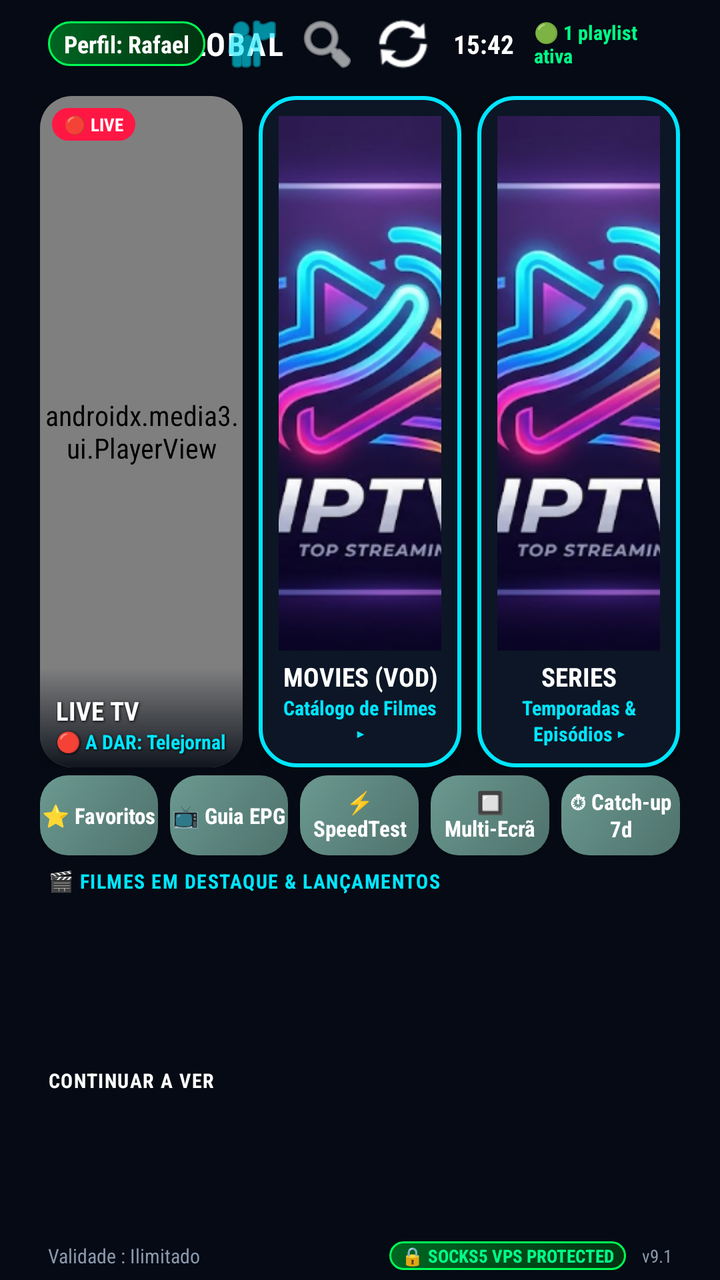
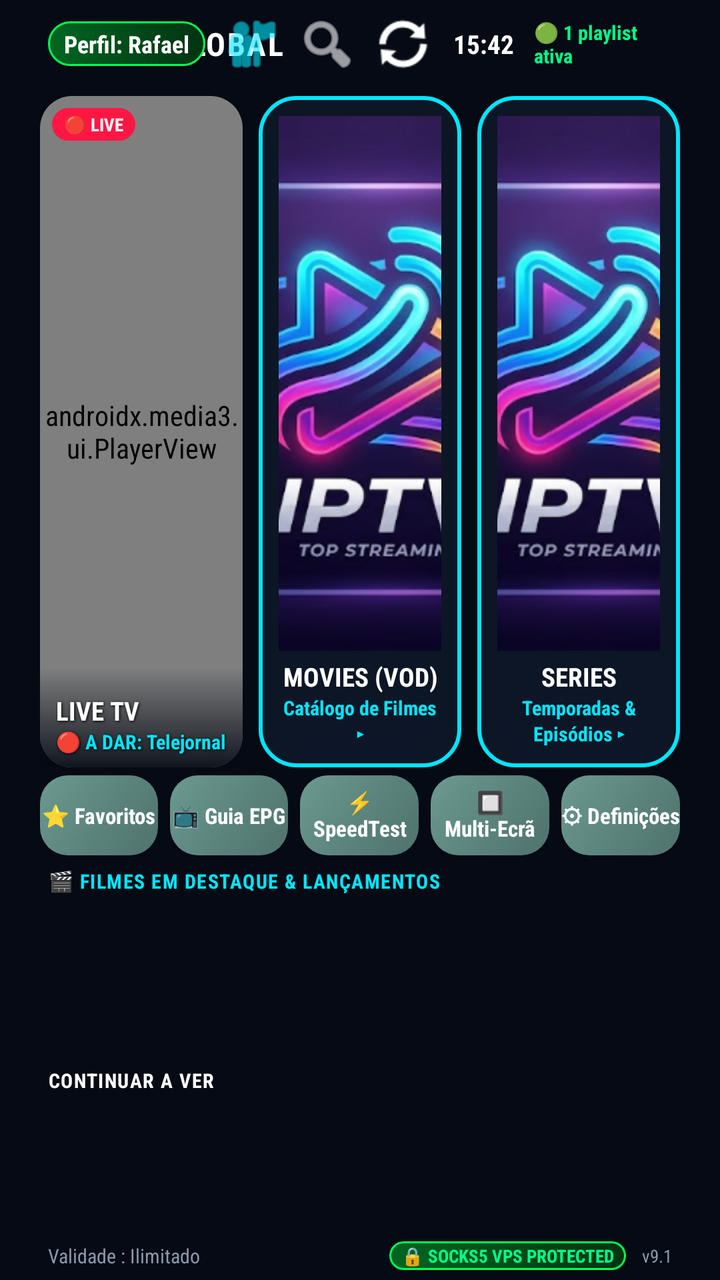

An Android layout rendered at two revisions. The XML below is the earlier revision; the diff shows what the commit changed to produce the second picture.
<!-- AndroidManifest.xml: application theme AppTheme -->
<!-- res/layout/activity_main.xml -->
<?xml version="1.0" encoding="utf-8"?>
<LinearLayout xmlns:android="http://schemas.android.com/apk/res/android"
    xmlns:app="http://schemas.android.com/apk/res-auto"
    xmlns:tools="http://schemas.android.com/tools"
    android:layout_width="match_parent"
    android:layout_height="match_parent"
    android:orientation="vertical"
    android:background="#050A14"
    tools:context=".MainActivity">

    
    <ImageView
        android:id="@+id/ivMainBackgroundBlur"
        android:layout_width="match_parent"
        android:layout_height="match_parent"
        android:scaleType="centerCrop"
        android:alpha="0.2"
        android:src="@drawable/logo"
        android:visibility="gone"/>

    
    <RelativeLayout
        android:id="@+id/headerBar"
        android:layout_width="match_parent"
        android:layout_height="44dp"
        android:paddingHorizontal="24dp">

        <LinearLayout
            android:id="@+id/llHeaderLogo"
            android:layout_width="wrap_content"
            android:layout_height="wrap_content"
            android:layout_centerVertical="true"
            android:orientation="horizontal"
            android:gravity="center_vertical">

            <TextView
                android:layout_width="wrap_content"
                android:layout_height="wrap_content"
                android:text="▼ IPTV "
                android:textColor="#00E5FF"
                android:textSize="16sp"
                android:textStyle="bold"
                android:letterSpacing="0.05" />

            <TextView
                android:layout_width="wrap_content"
                android:layout_height="wrap_content"
                android:text="GLOBAL"
                android:textColor="#FFFFFF"
                android:textSize="16sp"
                android:textStyle="bold"
                android:letterSpacing="0.05" />
        </LinearLayout>

        <LinearLayout
            android:layout_width="wrap_content"
            android:layout_height="wrap_content"
            android:layout_alignParentEnd="true"
            android:layout_centerVertical="true"
            android:orientation="horizontal"
            android:gravity="center_vertical">

            <TextView
                android:id="@+id/tvUserLogged"
                android:layout_width="wrap_content"
                android:layout_height="wrap_content"
                android:text="Perfil: Rafael"
                android:textColor="#FFFFFF"
                android:textSize="12sp"
                android:textStyle="bold"
                android:paddingHorizontal="8dp"
                android:paddingVertical="3dp"
                android:background="@drawable/bg_vpn_badge" />

            <ImageButton
                android:id="@+id/btnSwitchUser"
                android:layout_width="30dp"
                android:layout_height="30dp"
                android:layout_marginStart="8dp"
                android:background="?attr/selectableItemBackgroundBorderless"
                android:src="@android:drawable/ic_menu_myplaces"
                app:tint="#00E5FF"
                android:contentDescription="Mudar Utilizador"
                android:focusable="true" />

            <ImageButton
                android:id="@+id/btnSearch"
                android:layout_width="30dp"
                android:layout_height="30dp"
                android:layout_marginStart="8dp"
                android:background="?attr/selectableItemBackgroundBorderless"
                android:src="@android:drawable/ic_menu_search"
                app:tint="#FFFFFF"
                android:contentDescription="Pesquisar"
                android:focusable="true" />

            <ImageButton
                android:id="@+id/btnRefresh"
                android:layout_width="30dp"
                android:layout_height="30dp"
                android:layout_marginStart="8dp"
                android:background="?attr/selectableItemBackgroundBorderless"
                android:src="@android:drawable/ic_popup_sync"
                app:tint="#FFFFFF"
                android:contentDescription="Atualizar"
                android:focusable="true" />

            <TextView
                android:id="@+id/tvClock"
                android:layout_width="wrap_content"
                android:layout_height="wrap_content"
                android:layout_marginStart="10dp"
                android:text="15:42"
                android:textColor="#FFFFFF"
                android:textSize="13sp"
                android:textStyle="bold" />

            <TextView
                android:id="@+id/tvPlaylistStatus"
                android:layout_width="wrap_content"
                android:layout_height="wrap_content"
                android:layout_marginStart="10dp"
                android:text="🟢 1 playlist ativa"
                android:textColor="#00FF88"
                android:textSize="10sp"
                android:textStyle="bold" />
        </LinearLayout>
    </RelativeLayout>

    
    <LinearLayout
        android:id="@+id/gridHeroCards"
        android:layout_width="match_parent"
        android:layout_height="0dp"
        android:layout_weight="1"
        android:orientation="horizontal"
        android:paddingHorizontal="20dp"
        android:paddingTop="4dp"
        android:paddingBottom="4dp"
        android:weightSum="3">

        
        <androidx.cardview.widget.CardView
            android:id="@+id/cardTv"
            android:layout_width="0dp"
            android:layout_height="match_parent"
            android:layout_weight="1"
            android:layout_marginEnd="8dp"
            app:cardCornerRadius="16dp"
            app:cardBackgroundColor="#0A1929"
            app:cardElevation="6dp"
            android:focusable="true"
            android:clickable="true"
            android:nextFocusDown="@+id/btnQuickFavorites"
            android:foreground="?attr/selectableItemBackground"
            android:stateListAnimator="@animator/selector_item_scale">

            <RelativeLayout
                android:layout_width="match_parent"
                android:layout_height="match_parent">

                
                <androidx.media3.ui.PlayerView
                    android:id="@+id/miniPlayerView"
                    android:layout_width="match_parent"
                    android:layout_height="match_parent"
                    app:use_controller="false"
                    app:surface_type="texture_view"
                    app:resize_mode="zoom" />

                
                <View
                    android:layout_width="match_parent"
                    android:layout_height="50dp"
                    android:layout_alignParentBottom="true"
                    android:background="@drawable/bg_gradient_card_overlay" />

                
                <TextView
                    android:id="@+id/tvLiveBadge"
                    android:layout_width="wrap_content"
                    android:layout_height="wrap_content"
                    android:layout_alignParentTop="true"
                    android:layout_alignParentStart="true"
                    android:layout_margin="6dp"
                    android:text="🔴 LIVE"
                    android:textColor="#FFFFFF"
                    android:textSize="9sp"
                    android:textStyle="bold"
                    android:paddingHorizontal="6dp"
                    android:paddingVertical="2dp"
                    android:background="@drawable/bg_live_badge" />

                
                <TextView
                    android:id="@+id/tvTitleTv"
                    android:layout_width="match_parent"
                    android:layout_height="wrap_content"
                    android:layout_above="@id/tvSubTv"
                    android:layout_marginHorizontal="8dp"
                    android:text="LIVE TV"
                    android:textColor="#FFFFFF"
                    android:textSize="13sp"
                    android:textStyle="bold"
                    android:gravity="start"
                    android:maxLines="1"
                    android:ellipsize="end"
                    android:shadowColor="#000000"
                    android:shadowDx="1"
                    android:shadowDy="1"
                    android:shadowRadius="3" />

                
                <TextView
                    android:id="@+id/tvSubTv"
                    android:layout_width="match_parent"
                    android:layout_height="wrap_content"
                    android:layout_alignParentBottom="true"
                    android:layout_marginHorizontal="8dp"
                    android:layout_marginBottom="6dp"
                    android:text="🔴 A DAR: Telejornal"
                    android:textColor="#00E5FF"
                    android:textSize="10sp"
                    android:textStyle="bold"
                    android:gravity="start"
                    android:maxLines="1"
                    android:ellipsize="end"
                    android:shadowColor="#000000"
                    android:shadowDx="1"
                    android:shadowDy="1"
                    android:shadowRadius="3" />
            </RelativeLayout>
        </androidx.cardview.widget.CardView>

        
        <androidx.cardview.widget.CardView
            android:id="@+id/cardFilmes"
            android:layout_width="0dp"
            android:layout_height="match_parent"
            android:layout_weight="1"
            android:layout_marginEnd="8dp"
            app:cardCornerRadius="16dp"
            app:cardBackgroundColor="#00000000"
            app:cardElevation="6dp"
            android:focusable="true"
            android:clickable="true"
            android:nextFocusDown="@+id/btnQuickEpg"
            android:foreground="?attr/selectableItemBackground"
            android:stateListAnimator="@animator/selector_item_scale">

            <RelativeLayout
                android:layout_width="match_parent"
                android:layout_height="match_parent"
                android:background="@drawable/bg_neon_card_cyan"
                android:padding="10dp">

                <ImageView
                    android:id="@+id/ivCardFilmesBg"
                    android:layout_width="match_parent"
                    android:layout_height="match_parent"
                    android:layout_above="@id/tvTitleFilmes"
                    android:layout_marginBottom="4dp"
                    android:scaleType="centerCrop"
                    android:src="@drawable/logo" />

                <TextView
                    android:id="@+id/tvTitleFilmes"
                    android:layout_width="match_parent"
                    android:layout_height="wrap_content"
                    android:layout_above="@id/tvSubFilmes"
                    android:text="MOVIES (VOD)"
                    android:textColor="#FFFFFF"
                    android:textSize="13sp"
                    android:textStyle="bold"
                    android:gravity="center"
                    android:maxLines="1"
                    android:ellipsize="end" />

                <TextView
                    android:id="@+id/tvSubFilmes"
                    android:layout_width="match_parent"
                    android:layout_height="wrap_content"
                    android:layout_alignParentBottom="true"
                    android:text="Catálogo de Filmes ▸"
                    android:textColor="#00E5FF"
                    android:textSize="10sp"
                    android:textStyle="bold"
                    android:gravity="center" />
            </RelativeLayout>
        </androidx.cardview.widget.CardView>

        
        <androidx.cardview.widget.CardView
            android:id="@+id/cardSeries"
            android:layout_width="0dp"
            android:layout_height="match_parent"
            android:layout_weight="1"
            app:cardCornerRadius="16dp"
            app:cardBackgroundColor="#00000000"
            app:cardElevation="6dp"
            android:focusable="true"
            android:clickable="true"
            android:nextFocusDown="@+id/btnQuickMultiScreen"
            android:foreground="?attr/selectableItemBackground"
            android:stateListAnimator="@animator/selector_item_scale">

            <RelativeLayout
                android:layout_width="match_parent"
                android:layout_height="match_parent"
                android:background="@drawable/bg_neon_card_cyan"
                android:padding="10dp">

                <ImageView
                    android:id="@+id/ivCardSeriesBg"
                    android:layout_width="match_parent"
                    android:layout_height="match_parent"
                    android:layout_above="@id/tvTitleSeries"
                    android:layout_marginBottom="4dp"
                    android:scaleType="centerCrop"
                    android:src="@drawable/logo" />

                <TextView
                    android:id="@+id/tvTitleSeries"
                    android:layout_width="match_parent"
                    android:layout_height="wrap_content"
                    android:layout_above="@id/tvSubSeries"
                    android:text="SERIES"
                    android:textColor="#FFFFFF"
                    android:textSize="13sp"
                    android:textStyle="bold"
                    android:gravity="center"
                    android:maxLines="1"
                    android:ellipsize="end" />

                <TextView
                    android:id="@+id/tvSubSeries"
                    android:layout_width="match_parent"
                    android:layout_height="wrap_content"
                    android:layout_alignParentBottom="true"
                    android:text="Temporadas &amp; Episódios ▸"
                    android:textColor="#00E5FF"
                    android:textSize="10sp"
                    android:textStyle="bold"
                    android:gravity="center" />
            </RelativeLayout>
        </androidx.cardview.widget.CardView>
    </LinearLayout>

    
    <LinearLayout
        android:id="@+id/llQuickAccessBar"
        android:layout_width="match_parent"
        android:layout_height="40dp"
        android:orientation="horizontal"
        android:paddingHorizontal="20dp"
        android:layout_marginBottom="6dp"
        android:weightSum="5"
        android:descendantFocusability="afterDescendants"
        android:focusable="false">

        <Button
            android:id="@+id/btnQuickFavorites"
            android:layout_width="0dp"
            android:layout_height="match_parent"
            android:layout_weight="1"
            android:layout_marginEnd="6dp"
            android:background="@drawable/bg_smarters_sage"
            android:text="⭐ Favoritos"
            android:textColor="#FFFFFF"
            android:textSize="11sp"
            android:textStyle="bold"
            android:textAllCaps="false"
            android:focusable="true"
            android:clickable="true"
            android:nextFocusUp="@id/cardTv"
            android:nextFocusDown="@id/rvFeaturedMovies"
            android:nextFocusRight="@id/btnQuickEpg" />

        <Button
            android:id="@+id/btnQuickEpg"
            android:layout_width="0dp"
            android:layout_height="match_parent"
            android:layout_weight="1"
            android:layout_marginEnd="6dp"
            android:background="@drawable/bg_smarters_sage"
            android:text="📺 Guia EPG"
            android:textColor="#FFFFFF"
            android:textSize="11sp"
            android:textStyle="bold"
            android:textAllCaps="false"
            android:focusable="true"
            android:clickable="true"
            android:nextFocusUp="@id/cardFilmes"
            android:nextFocusDown="@id/rvFeaturedMovies"
            android:nextFocusLeft="@id/btnQuickFavorites"
            android:nextFocusRight="@id/btnQuickSettings" />

        <Button
            android:id="@+id/btnQuickSettings"
            android:layout_width="0dp"
            android:layout_height="match_parent"
            android:layout_weight="1"
            android:layout_marginEnd="6dp"
            android:background="@drawable/bg_smarters_sage"
            android:text="⚡ SpeedTest"
            android:textColor="#FFFFFF"
            android:textSize="11sp"
            android:textStyle="bold"
            android:textAllCaps="false"
            android:focusable="true"
            android:clickable="true"
            android:nextFocusUp="@id/cardFilmes"
            android:nextFocusDown="@id/rvFeaturedMovies"
            android:nextFocusLeft="@id/btnQuickEpg"
            android:nextFocusRight="@id/btnQuickMultiScreen" />

        <Button
            android:id="@+id/btnQuickMultiScreen"
            android:layout_width="0dp"
            android:layout_height="match_parent"
            android:layout_weight="1"
            android:layout_marginEnd="6dp"
            android:background="@drawable/bg_smarters_sage"
            android:text="🔲 Multi-Ecrã"
            android:textColor="#FFFFFF"
            android:textSize="11sp"
            android:textStyle="bold"
            android:textAllCaps="false"
            android:focusable="true"
            android:clickable="true"
            android:nextFocusUp="@id/cardSeries"
            android:nextFocusDown="@id/rvFeaturedMovies"
            android:nextFocusLeft="@id/btnQuickSettings"
            android:nextFocusRight="@id/btnQuickCatchup" />

        <Button
            android:id="@+id/btnQuickCatchup"
            android:layout_width="0dp"
            android:layout_height="match_parent"
            android:layout_weight="1"
            android:background="@drawable/bg_smarters_sage"
            android:text="⏱ Catch-up 7d"
            android:textColor="#FFFFFF"
            android:textSize="11sp"
            android:textStyle="bold"
            android:textAllCaps="false"
            android:focusable="true"
            android:clickable="true"
            android:nextFocusUp="@id/cardSeries"
            android:nextFocusDown="@id/rvFeaturedMovies"
            android:nextFocusLeft="@id/btnQuickMultiScreen" />
    </LinearLayout>

    
    <TextView
        android:id="@+id/tvFeaturedTitleHeader"
        android:layout_width="wrap_content"
        android:layout_height="wrap_content"
        android:text="🎬 FILMES EM DESTAQUE &amp; LANÇAMENTOS"
        android:textColor="#00E5FF"
        android:textSize="10sp"
        android:textStyle="bold"
        android:letterSpacing="0.05"
        android:layout_marginStart="24dp"
        android:layout_marginBottom="2dp" />

    <androidx.recyclerview.widget.RecyclerView
        android:id="@+id/rvFeaturedMovies"
        android:layout_width="match_parent"
        android:layout_height="80dp"
        android:orientation="horizontal"
        android:paddingHorizontal="20dp"
        android:layout_marginBottom="4dp" />

    
    <TextView
        android:id="@+id/tvContinueTitleHeader"
        android:layout_width="wrap_content"
        android:layout_height="wrap_content"
        android:text="CONTINUAR A VER"
        android:textColor="#FFFFFF"
        android:textSize="10sp"
        android:textStyle="bold"
        android:letterSpacing="0.05"
        android:layout_marginStart="24dp"
        android:layout_marginBottom="2dp" />

    <androidx.recyclerview.widget.RecyclerView
        android:id="@+id/rvContinueWatching"
        android:layout_width="match_parent"
        android:layout_height="65dp"
        android:orientation="horizontal"
        android:paddingHorizontal="20dp"
        android:layout_marginBottom="2dp" />

    
    <RelativeLayout
        android:id="@+id/footerBar"
        android:layout_width="match_parent"
        android:layout_height="24dp"
        android:paddingHorizontal="24dp">

        <TextView
            android:id="@+id/tvVencimento"
            android:layout_width="wrap_content"
            android:layout_height="wrap_content"
            android:layout_alignParentStart="true"
            android:layout_centerVertical="true"
            android:text="Validade : Ilimitado"
            android:textColor="#8A99AD"
            android:textSize="10sp" />

        <LinearLayout
            android:layout_width="wrap_content"
            android:layout_height="wrap_content"
            android:layout_alignParentEnd="true"
            android:layout_centerVertical="true"
            android:orientation="horizontal"
            android:gravity="center_vertical">

            <TextView
                android:layout_width="wrap_content"
                android:layout_height="wrap_content"
                android:text="🔒 SOCKS5 VPS PROTECTED"
                android:textColor="#00FF88"
                android:textSize="9sp"
                android:textStyle="bold"
                android:paddingHorizontal="6dp"
                android:paddingVertical="1dp"
                android:background="@drawable/bg_vpn_badge" />

            <TextView
                android:layout_width="wrap_content"
                android:layout_height="wrap_content"
                android:layout_marginStart="8dp"
                android:text="v9.1"
                android:textColor="#8A99AD"
                android:textSize="9sp" />
        </LinearLayout>
    </RelativeLayout>

</LinearLayout>
<!-- resources referenced by this layout -->
<resources>
  <!-- drawable bg_gradient_card_overlay (drawable) -->
  <?xml version="1.0" encoding="utf-8"?>
  <shape xmlns:android="http://schemas.android.com/apk/res/android"
      android:shape="rectangle">
      <gradient
          android:angle="270"
          android:startColor="#00000000"
          android:endColor="#E6050A14"
          android:type="linear" />
  </shape>
  <!-- drawable bg_live_badge (drawable) -->
  <?xml version="1.0" encoding="utf-8"?>
  <shape xmlns:android="http://schemas.android.com/apk/res/android"
      android:shape="rectangle">
      <solid android:color="#FF1744" />
      <corners android:radius="12dp" />
  </shape>
  <!-- drawable bg_neon_card_cyan (drawable) -->
  <?xml version="1.0" encoding="utf-8"?>
  <shape xmlns:android="http://schemas.android.com/apk/res/android"
      android:shape="rectangle">
      <solid android:color="#CC0E1A2B" />
      <stroke
          android:width="2dp"
          android:color="#00E5FF" />
      <corners android:radius="18dp" />
  </shape>
  <!-- drawable bg_smarters_sage (drawable) -->
  <?xml version="1.0" encoding="utf-8"?>
  <shape xmlns:android="http://schemas.android.com/apk/res/android"
      android:shape="rectangle">
      <gradient
          android:angle="135"
          android:startColor="#4F726C"
          android:centerColor="#5C857E"
          android:endColor="#6B9990"
          android:type="linear" />
      <corners android:radius="14dp" />
  </shape>
  <!-- drawable bg_vpn_badge (drawable) -->
  <?xml version="1.0" encoding="utf-8"?>
  <shape xmlns:android="http://schemas.android.com/apk/res/android" android:shape="rectangle">
      <gradient android:startColor="#006622" android:endColor="#003311" android:angle="0"/>
      <corners android:radius="16dp"/>
      <stroke android:width="1dp" android:color="#00FF55"/>
  </shape>
  <!-- drawable logo: png bitmap (drawable, 182814 bytes) -->
  <style name="AppTheme" parent="Theme.AppCompat.NoActionBar">
          <item name="android:fontFamily">sans-serif-condensed</item>
      </style>
</resources>

<!-- the commit's change to res/layout/activity_main.xml (unified diff, before → after) -->
@@ -151,6 +151,7 @@
             app:cardElevation="6dp"
             android:focusable="true"
             android:clickable="true"
+            android:descendantFocusability="blocksDescendants"
             android:nextFocusDown="@+id/btnQuickFavorites"
             android:foreground="?attr/selectableItemBackground"
             android:stateListAnimator="@animator/selector_item_scale">
@@ -244,6 +245,7 @@
             app:cardElevation="6dp"
             android:focusable="true"
             android:clickable="true"
+            android:descendantFocusability="blocksDescendants"
             android:nextFocusDown="@+id/btnQuickEpg"
             android:foreground="?attr/selectableItemBackground"
             android:stateListAnimator="@animator/selector_item_scale">
@@ -300,6 +302,7 @@
             app:cardElevation="6dp"
             android:focusable="true"
             android:clickable="true"
+            android:descendantFocusability="blocksDescendants"
             android:nextFocusDown="@+id/btnQuickMultiScreen"
             android:foreground="?attr/selectableItemBackground"
             android:stateListAnimator="@animator/selector_item_scale">
@@ -439,7 +442,7 @@
             android:layout_height="match_parent"
             android:layout_weight="1"
             android:background="@drawable/bg_smarters_sage"
-            android:text="⏱ Catch-up 7d"
+            android:text="⚙ Definições"
             android:textColor="#FFFFFF"
             android:textSize="11sp"
             android:textStyle="bold"
